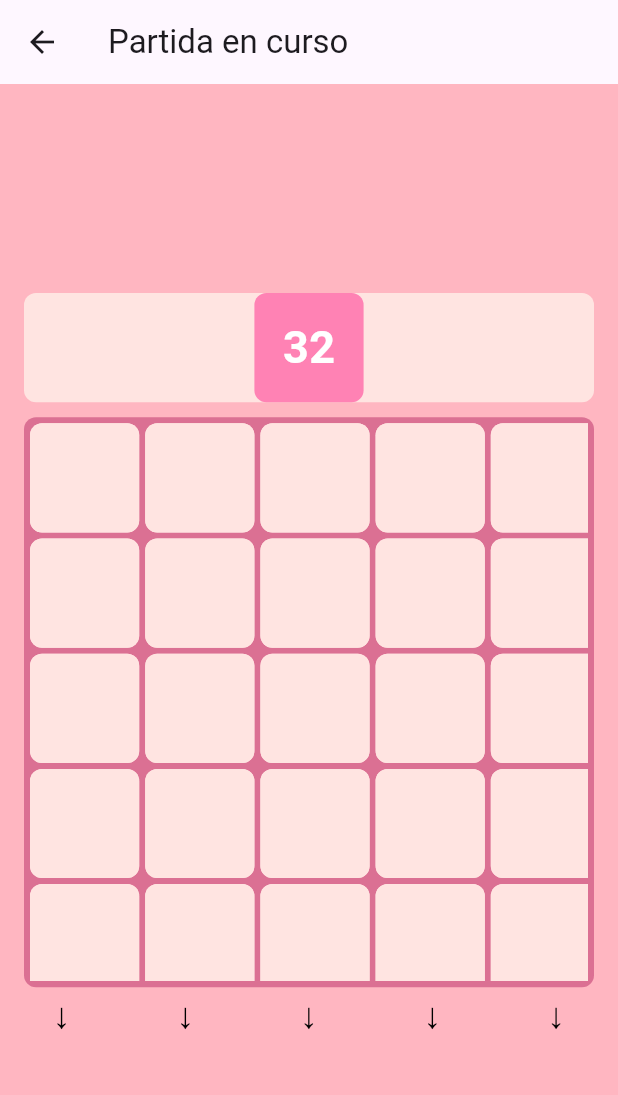
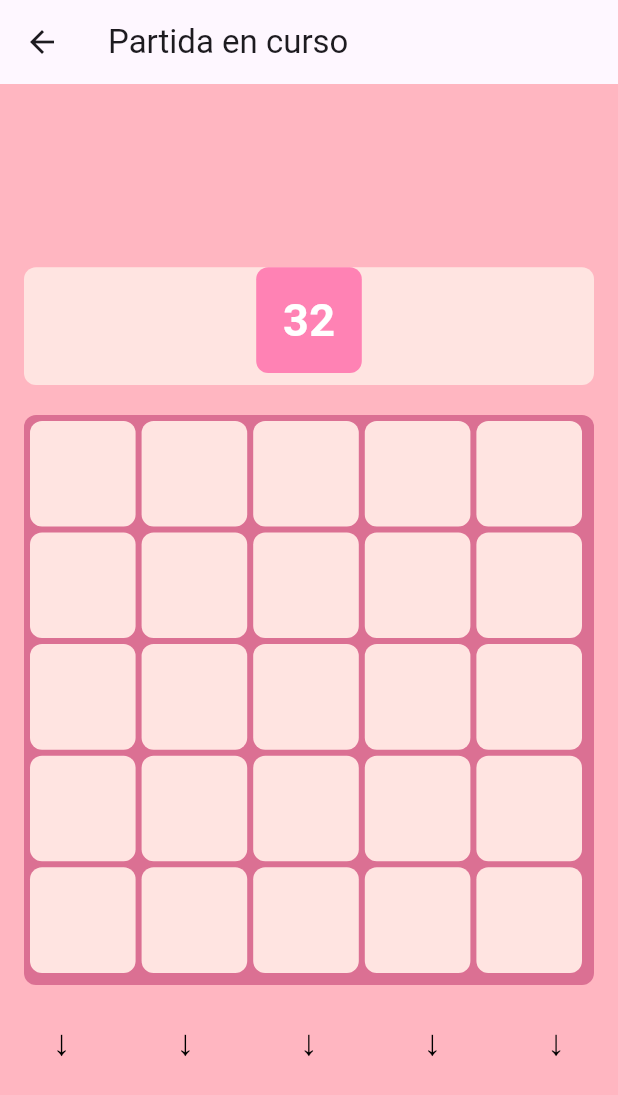
Before and after one commit to mraboso2019/practica2moviles, a Flutter app: the screen it shows after launch, after a tap on "Comenzar Partida", on a phone screen of 412 x 824 dp. Shown: the top 1095 px of the screen. Run offline on Flutter 3.47's test engine with Material 3 defaults, Android fonts, the phone set to English and light mode, and no system bars.

Commit message:
Update game_screen.dart

```diff
--- a/lib/game_screen.dart
+++ b/lib/game_screen.dart
@@ -29,8 +29,10 @@ class _GameScreenState extends State<GameScreen>
     super.didChangeDependencies();
     // Cálculo seguro de `tileSize` en `didChangeDependencies` donde `MediaQuery` está disponible
     double screenWidth = MediaQuery.of(context).size.width;
-    double gridSizePx = screenWidth - 2 * outerMargin;
-    tileSize = (gridSizePx - (innerMargin * (gridSize - 1))) / gridSize;
+    double gridSizePx = screenWidth - 16.0 * 2;
+    tileSize = ((gridSizePx - 4.0 * 2) / gridSize - 4.0);
+
+    //tileSize = (gridSizePx - (innerMargin * (gridSize - 1))) / gridSize;
 
     initializeTilePositions(); // Inicializar posiciones de los tiles
   }
@@ -105,33 +107,12 @@ class _GameScreenState extends State<GameScreen>
   @override
   Widget build(BuildContext context) {
     double screenWidth = MediaQuery.of(context).size.width;
-    double gridSizePx = MediaQuery
-        .of(context)
-        .size
-        .width - 16.0 * 2;
+    double gridSizePx = MediaQuery.of(context).size.width - 16.0 * 2;
     double containerHeight = gridSizePx;
+    double offsetX = (gridSizePx - screenWidth) / 2; // Margen horizontal
+    double offsetY = offsetX; // Margen vertical (si el contenedor es cuadrado)
 
     List<Widget> stackItems = [];
-
-    // Fondo de la cuadrícula para mostrar las posiciones
-    for (int i = 0; i < gridSize; i++) {
-      for (int j = 0; j < gridSize; j++) {
-        stackItems.add(
-          Positioned(
-            left: j * (tileSize + innerMargin),
-            top: i * (tileSize + innerMargin),
-            width: tileSize,
-            height: tileSize,
-            child: Container(
-              decoration: BoxDecoration(
-                color: palePink, // Color suave para el fondo de la cuadrícula
-                borderRadius: BorderRadius.circular(8.0),
-              ),
-            ),
-          ),
-        );
-      }
-    }
 
     // Renderizar el tablero de números en 5x5 con animación de caída
     for (int i = 0; i < gridSize; i++) {
@@ -212,7 +193,9 @@ class _GameScreenState extends State<GameScreen>
               child: Text(
                 gameLogic.nextNumber?.toString() ?? '',
                 style: TextStyle(
-                    fontSize: 30, fontWeight: FontWeight.bold, color: Colors.white),
+                    fontSize: 30,
+                    fontWeight: FontWeight.bold,
+                    color: Colors.white),
               ),
             ),
           ),
@@ -222,12 +205,47 @@ class _GameScreenState extends State<GameScreen>
 
     return Scaffold(
       appBar: AppBar(title: Text('Partida en curso')),
-      body: Column(
-        mainAxisAlignment: MainAxisAlignment.center,
+      body: Center(
+        child: Column(
+          mainAxisSize: MainAxisSize.min, // Centrar verticalmente
           children: [
             SizedBox(height: 10.0),
-          nextNumberDisplay, // Muestra el próximo número
-          SizedBox(height: 10.0),
+            // Caja del próximo número
+            Stack(
+              children: [
+                Center(
+                  child: Container(
+                    width: gridSizePx,
+                    height: tileSize + 8.0,
+                    decoration: BoxDecoration(
+                      color: palePink,
+                      borderRadius: BorderRadius.circular(8.0),
+                    ),
+                  ),
+                ),
+                Center(
+                  child: Container(
+                    width: tileSize,
+                    height: tileSize,
+                    decoration: BoxDecoration(
+                      color: numTileColor[gameLogic.nextNumber],
+                      borderRadius: BorderRadius.circular(8.0),
+                    ),
+                    child: Center(
+                      child: Text(
+                        gameLogic.nextNumber?.toString() ?? '',
+                        style: TextStyle(
+                            fontSize: 30,
+                            fontWeight: FontWeight.bold,
+                            color: Colors.white),
+                      ),
+                    ),
+                  ),
+                ),
+              ],
+            ),
+            SizedBox(height: 20.0),
+            // Caja de la cuadrícula
             Container(
               width: gridSizePx,
               height: gridSizePx,
@@ -238,6 +256,8 @@ class _GameScreenState extends State<GameScreen>
               ),
               child: Stack(children: stackItems),
             ),
+            SizedBox(height: 20.0),
+            // Fila con flechas
             Row(
               mainAxisAlignment: MainAxisAlignment.spaceAround,
               children: List.generate(gridSize, (index) {
@@ -248,8 +268,10 @@ class _GameScreenState extends State<GameScreen>
                     height: tileSize / 2,
                     color: Colors.transparent,
                     child: Center(
-                    child: Text("↓",
-                        style: TextStyle(fontSize: 24, color: Colors.black)),
+                      child: Text(
+                        "↓",
+                        style: TextStyle(fontSize: 24, color: Colors.black),
+                      ),
                     ),
                   ),
                 );
@@ -257,6 +279,7 @@ class _GameScreenState extends State<GameScreen>
             ),
           ],
         ),
+      ),
     );
   }
 }
```
Lines whose indentation alone changed are shown as unchanged.
